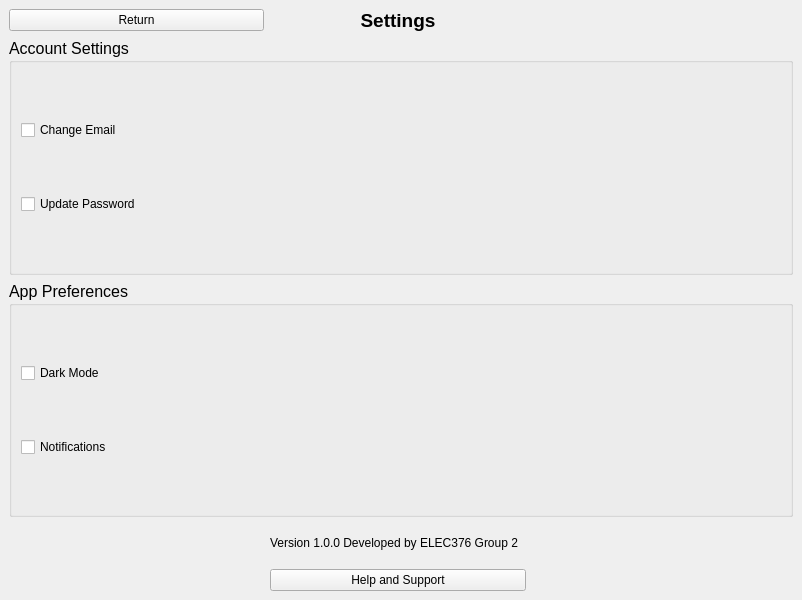
Old version of the form widget.ui in the repository ConnorGorman7/StockLab.
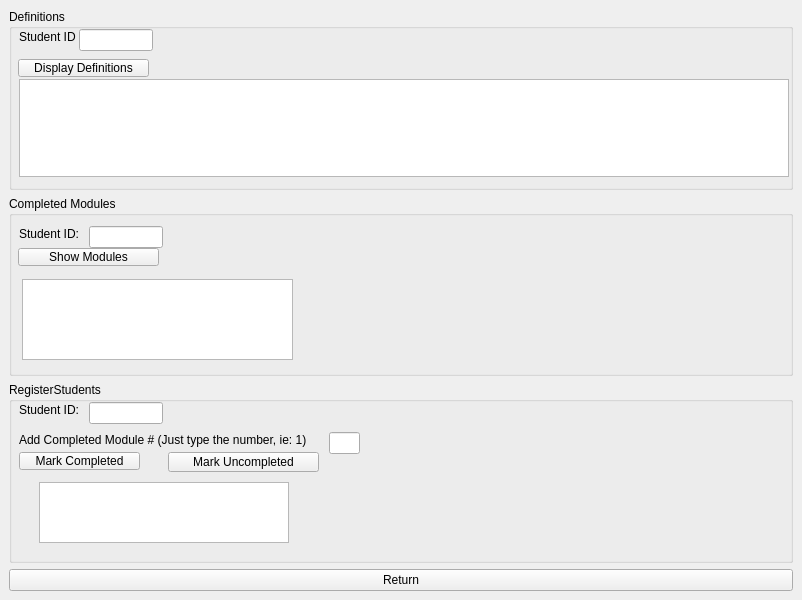
New version of the form.

Commit message: Merged dictionary into main code

What changed in the file:
```diff
--- a/widget.ui
+++ b/widget.ui
@@ -203,6 +203,224 @@
        </item>
       </layout>
      </widget>
+     <widget class="QWidget" name="dictionaryPage">
+      <layout class="QVBoxLayout" name="verticalLayout_62">
+       <item>
+        <widget class="QGroupBox" name="getDef">
+         <property name="title">
+          <string>Definitions</string>
+         </property>
+         <widget class="QLineEdit" name="getDefinitionStudentIDInput">
+          <property name="geometry">
+           <rect>
+            <x>70</x>
+            <y>20</y>
+            <width>74</width>
+            <height>22</height>
+           </rect>
+          </property>
+          <property name="text">
+           <string/>
+          </property>
+         </widget>
+         <widget class="QPushButton" name="getDefinitionButton">
+          <property name="geometry">
+           <rect>
+            <x>9</x>
+            <y>50</y>
+            <width>131</width>
+            <height>18</height>
+           </rect>
+          </property>
+          <property name="text">
+           <string>Display Definitions</string>
+          </property>
+         </widget>
+         <widget class="QTextEdit" name="definitionResultOutput">
+          <property name="geometry">
+           <rect>
+            <x>10</x>
+            <y>70</y>
+            <width>770</width>
+            <height>98</height>
+           </rect>
+          </property>
+         </widget>
+         <widget class="QLabel" name="label_13">
+          <property name="geometry">
+           <rect>
+            <x>10</x>
+            <y>20</y>
+            <width>71</width>
+            <height>16</height>
+           </rect>
+          </property>
+          <property name="text">
+           <string>Student ID</string>
+          </property>
+         </widget>
+        </widget>
+       </item>
+       <item>
+        <widget class="QGroupBox" name="completeModule">
+         <property name="title">
+          <string>Completed Modules</string>
+         </property>
+         <widget class="QLineEdit" name="studentIDforModule">
+          <property name="geometry">
+           <rect>
+            <x>80</x>
+            <y>30</y>
+            <width>74</width>
+            <height>22</height>
+           </rect>
+          </property>
+          <property name="text">
+           <string/>
+          </property>
+         </widget>
+         <widget class="QPushButton" name="showModulesButton">
+          <property name="geometry">
+           <rect>
+            <x>9</x>
+            <y>52</y>
+            <width>141</width>
+            <height>18</height>
+           </rect>
+          </property>
+          <property name="text">
+           <string>Show Modules</string>
+          </property>
+         </widget>
+         <widget class="QLabel" name="label_16">
+          <property name="geometry">
+           <rect>
+            <x>10</x>
+            <y>30</y>
+            <width>61</width>
+            <height>16</height>
+           </rect>
+          </property>
+          <property name="text">
+           <string>Student ID:</string>
+          </property>
+         </widget>
+         <widget class="QTextEdit" name="completedModulesList">
+          <property name="geometry">
+           <rect>
+            <x>13</x>
+            <y>83</y>
+            <width>271</width>
+            <height>81</height>
+           </rect>
+          </property>
+         </widget>
+        </widget>
+       </item>
+       <item>
+        <widget class="QGroupBox" name="RegisterStudents">
+         <property name="title">
+          <string>RegisterStudents</string>
+         </property>
+         <widget class="QLineEdit" name="studentIDinput">
+          <property name="geometry">
+           <rect>
+            <x>80</x>
+            <y>20</y>
+            <width>74</width>
+            <height>22</height>
+           </rect>
+          </property>
+          <property name="text">
+           <string/>
+          </property>
+         </widget>
+         <widget class="QLineEdit" name="lineEdit">
+          <property name="geometry">
+           <rect>
+            <x>320</x>
+            <y>50</y>
+            <width>31</width>
+            <height>22</height>
+           </rect>
+          </property>
+          <property name="text">
+           <string/>
+          </property>
+         </widget>
+         <widget class="QPushButton" name="markCompletedButton">
+          <property name="geometry">
+           <rect>
+            <x>10</x>
+            <y>70</y>
+            <width>121</width>
+            <height>18</height>
+           </rect>
+          </property>
+          <property name="text">
+           <string>Mark Completed</string>
+          </property>
+         </widget>
+         <widget class="QLabel" name="label_14">
+          <property name="geometry">
+           <rect>
+            <x>10</x>
+            <y>50</y>
+            <width>291</width>
+            <height>16</height>
+           </rect>
+          </property>
+          <property name="text">
+           <string>Add Completed Module # (Just type the number, ie: 1)</string>
+          </property>
+         </widget>
+         <widget class="QLabel" name="label_15">
+          <property name="geometry">
+           <rect>
+            <x>10</x>
+            <y>20</y>
+            <width>61</width>
+            <height>16</height>
+           </rect>
+          </property>
+          <property name="text">
+           <string>Student ID:</string>
+          </property>
+         </widget>
+         <widget class="QPushButton" name="markUncompletedButton">
+          <property name="geometry">
+           <rect>
+            <x>159</x>
+            <y>70</y>
+            <width>151</width>
+            <height>20</height>
+           </rect>
+          </property>
+          <property name="text">
+           <string>Mark Uncompleted</string>
+          </property>
+         </widget>
+         <widget class="QTextEdit" name="confirmOutput">
+          <property name="geometry">
+           <rect>
+            <x>30</x>
+            <y>100</y>
+            <width>250</width>
+            <height>61</height>
+           </rect>
+          </property>
+         </widget>
+        </widget>
+       </item>
+       <item>
+        <widget class="QPushButton" name="returnToMenu">
+         <property name="text">
+          <string>Return</string>
+         </property>
+        </widget>
+       </item>
+      </layout>
+     </widget>
      <widget class="QWidget" name="settingPage">
       <layout class="QGridLayout" name="gridLayout_24">
        <item row="5" column="1">
```
The commit also changes 37 other files.
